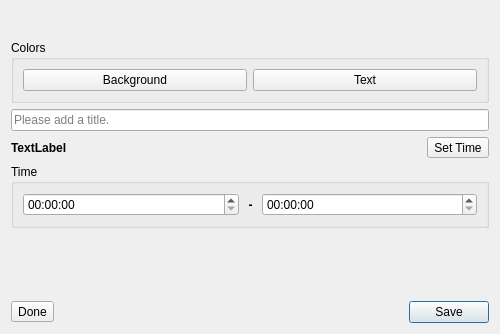
The window that UI/luna-event.ui (textbrowser/luna) describes before a commit, drawn with Qt 5.
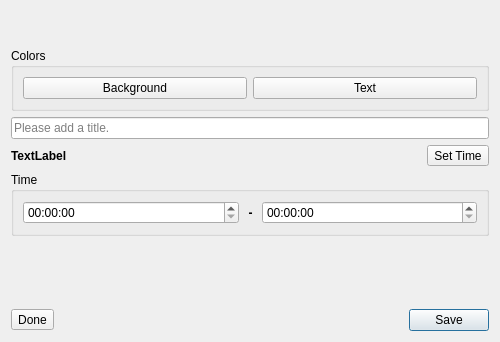
The same window after the commit. Icons and pictures are not drawn.

What changed in the file:
```diff
--- a/UI/luna-event.ui
+++ b/UI/luna-event.ui
@@ -7,7 +7,7 @@
     <x>0</x>
     <y>0</y>
     <width>500</width>
-    <height>334</height>
+    <height>342</height>
    </rect>
   </property>
   <property name="windowTitle">
@@ -30,8 +30,8 @@
        </property>
        <property name="iconSize">
         <size>
-         <width>16</width>
-         <height>16</height>
+         <width>24</width>
+         <height>24</height>
         </size>
        </property>
        <property name="autoRaise">
@@ -66,8 +66,8 @@
        </property>
        <property name="iconSize">
         <size>
-         <width>16</width>
-         <height>16</height>
+         <width>24</width>
+         <height>24</height>
         </size>
        </property>
        <property name="autoRaise">
@@ -157,6 +157,9 @@
        <property name="checkable">
         <bool>true</bool>
        </property>
+       <property name="toolButtonStyle">
+        <enum>Qt::ToolButtonStyle::ToolButtonTextBesideIcon</enum>
+       </property>
       </widget>
      </item>
     </layout>
```
Left out of the diff: 3 changed lines with no effect on the pictures.
